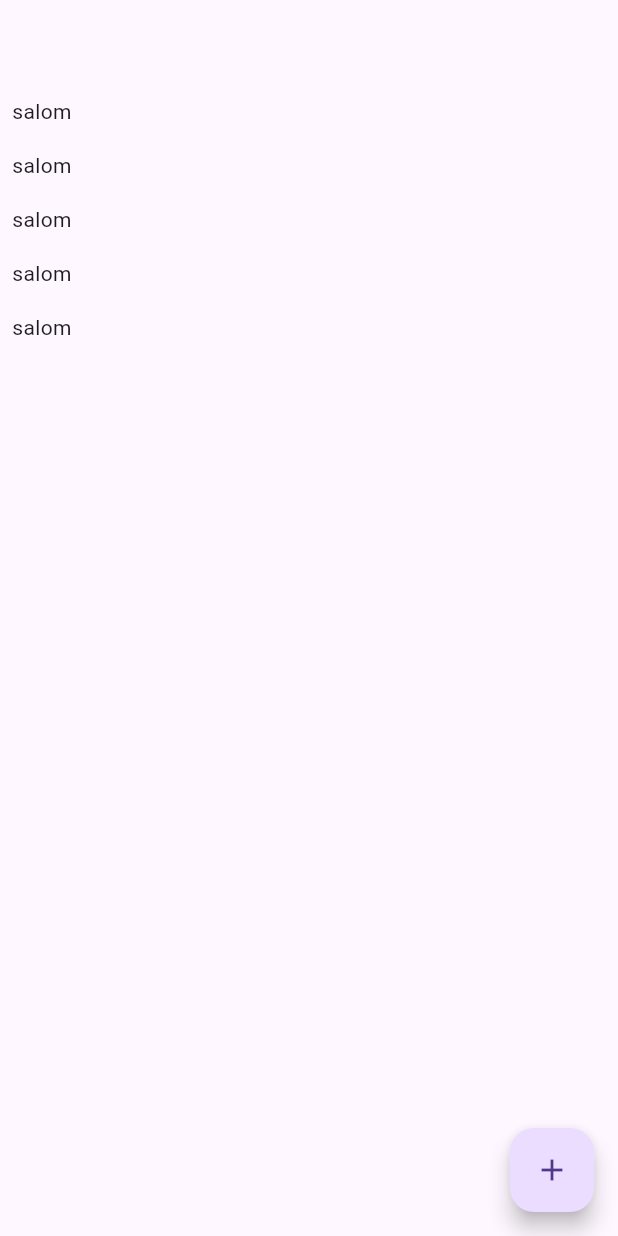
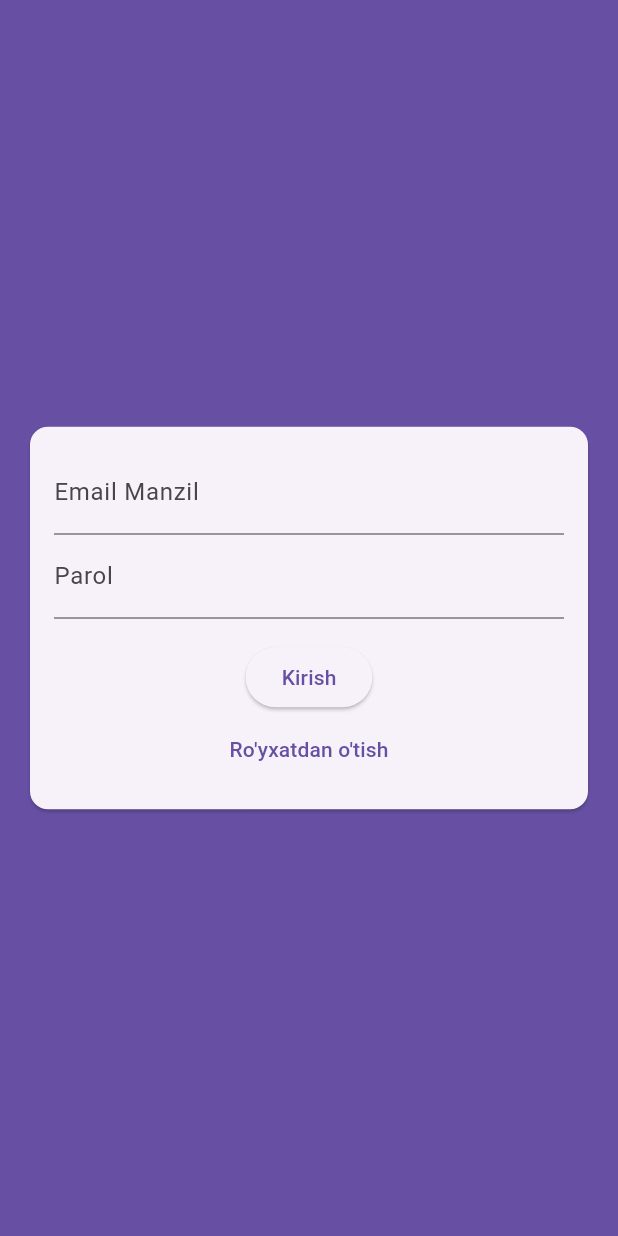
Before and after one commit to alishermamirov/chat_app, a Flutter app: the screen it shows after launch, on a phone screen of 412 x 824 dp. Run offline on Flutter 3.47's test engine with Material 3 defaults, Android fonts, the phone set to English and light mode, and no system bars; our stand-ins replace cloud_firestore, firebase_auth, firebase_core, firebase_storage, image_picker; accounts and stored records are empty.

Commit message:
auth added

```diff
--- a/lib/main.dart
+++ b/lib/main.dart
@@ -1,8 +1,7 @@
-
+import 'package:chat_app/screens/auth_screen.dart';
 import 'package:firebase_core/firebase_core.dart';
 import 'package:flutter/material.dart';
 
-import 'screens/auth_screen.dart';
 import 'screens/chat_screen.dart';
 
 void main() async {
@@ -18,11 +17,7 @@ class MyApp extends StatelessWidget {
   Widget build(BuildContext context) {
     return MaterialApp(
       debugShowCheckedModeBanner: false,
-      home: const ChatScreen(),
-      routes: {
-        ChatScreen.routeName: (context) => const ChatScreen(),
-        authScreen.routeName: (context) => const authScreen(),
-      },
+      home: const AuthScreen(),
     );
   }
 }
--- a/lib/screens/auth_screen.dart
+++ b/lib/screens/auth_screen.dart
@@ -1,11 +1,84 @@
+import 'dart:io';
+import 'package:cloud_firestore/cloud_firestore.dart';
+import 'package:firebase_auth/firebase_auth.dart';
+import 'package:firebase_storage/firebase_storage.dart';
 import 'package:flutter/material.dart';
+import '../widgets/auth_form.dart';
 
-class authScreen extends StatelessWidget {
-  const authScreen({super.key});
+class AuthScreen extends StatefulWidget {
+  const AuthScreen({Key? key}) : super(key: key);
 
-  static const routeName = "/Auth";
+  @override
+  State<AuthScreen> createState() => _AuthScreenState();
+}
+
+class _AuthScreenState extends State<AuthScreen> {
+  final _auth = FirebaseAuth.instance;
+  bool _isLoading = false;
+
+  void _getUserDetails(String userEmail, String userName, String userPassword,
+      File? userImage, bool isLogin) async {
+    UserCredential userCredential;
+    setState(() {
+      _isLoading = true;
+    });
+    try {
+      if (isLogin) {
+        userCredential = await _auth.signInWithEmailAndPassword(
+          email: userEmail,
+          password: userPassword,
+        );
+      } else {
+        userCredential = await _auth.createUserWithEmailAndPassword(
+          email: userEmail,
+          password: userPassword,
+        );
+        final imagePath = FirebaseStorage.instance
+            .ref()
+            .child('user_images')
+            .child('${userCredential.user!.uid}.jpg');
+        await imagePath.putFile(userImage!);
+
+        final imageUrl = await imagePath.getDownloadURL();
+
+        FirebaseFirestore.instance
+            .collection('users')
+            .doc(userCredential.user!.uid)
+            .set({
+          'username': userName,
+          'email': userEmail,
+          'imageUrl': imageUrl,
+        });
+      }
+    } on FirebaseException catch (e) {
+      var message =
+          "Kechirasiz, ma'lumotlarda xatolik. Qaytadan urinib ko'ring";
+
+      if (e.message != null) {
+        message = e.message!;
+      }
+
+      ScaffoldMessenger.of(context).showSnackBar(
+        SnackBar(
+          content: Text(message),
+        ),
+      );
+      setState(() {
+        _isLoading = false;
+      });
+    } catch (e) {
+      setState(() {
+        _isLoading = false;
+      });
+    }
+  }
+
   @override
   Widget build(BuildContext context) {
-    return const Placeholder();
+    return Scaffold(
+      resizeToAvoidBottomInset: false,
+      backgroundColor: Theme.of(context).primaryColor,
+      body: AuthForm(_getUserDetails, _isLoading),
+    );
   }
 }
--- /dev/null
+++ b/lib/widgets/auth_form.dart
@@ -0,0 +1,150 @@
+import 'dart:io';
+
+import 'package:flutter/material.dart';
+
+import 'user_image_picker.dart';
+
+class AuthForm extends StatefulWidget {
+  final Function getUserDetails;
+  final bool isLoading;
+  const AuthForm(this.getUserDetails, this.isLoading, {Key? key})
+      : super(key: key);
+
+  @override
+  State<AuthForm> createState() => _AuthFormState();
+}
+
+class _AuthFormState extends State<AuthForm> {
+  final _formKey = GlobalKey<FormState>();
+  final _userData = {'email': '', 'username': '', 'password': ''};
+  File? _userImage;
+  var _isLogin = true;
+
+  void _getUserImage(File userImage) {
+    _userImage = userImage;
+  }
+
+  void _submit() {
+    FocusScope.of(context).unfocus();
+
+    if (_userImage == null && !_isLogin) {
+      ScaffoldMessenger.of(context).showSnackBar(
+        SnackBar(
+          backgroundColor: Colors.red,
+          content: const Text('Iltimos rasm yuklang.'),
+        ),
+      );
+
+      return;
+    }
+
+    if (_formKey.currentState!.validate()) {
+      _formKey.currentState!.save();
+
+      widget.getUserDetails(
+        _userData['email']!.trim(),
+        _userData['username']!.trim(),
+        _userData['password']!.trim(),
+        _userImage,
+        _isLogin,
+      );
+    }
+  }
+
+  @override
+  Widget build(BuildContext context) {
+    return Center(
+      child: Card(
+        margin: const EdgeInsets.all(20),
+        child: SingleChildScrollView(
+          child: Padding(
+            padding: const EdgeInsets.all(16),
+            child: Form(
+              key: _formKey,
+              child: Column(
+                mainAxisSize: MainAxisSize.min,
+                children: [
+                  if (!_isLogin) UserImagePicker(_getUserImage),
+                  TextFormField(
+                    key: const ValueKey('email'),
+                    keyboardType: TextInputType.emailAddress,
+                    decoration: const InputDecoration(
+                      labelText: 'Email Manzil',
+                    ),
+                    validator: (value) {
+                      if (value == null ||
+                          value.isEmpty ||
+                          !value.contains('@')) {
+                        return 'Iltimos to\'g\'ri email manzil kiriting.';
+                      }
+
+                      return null;
+                    },
+                    onSaved: (newValue) {
+                      _userData['email'] = newValue!;
+                    },
+                  ),
+                  if (!_isLogin)
+                    TextFormField(
+                      key: const ValueKey('username'),
+                      decoration: const InputDecoration(
+                        labelText: 'Username',
+                      ),
+                      validator: (value) {
+                        if (value == null ||
+                            value.isEmpty ||
+                            value.length < 4) {
+                          return 'Iltimos 4 elementdan kam bo\'lmagan username kiriting.';
+                        }
+
+                        return null;
+                      },
+                      onSaved: (newValue) {
+                        _userData['username'] = newValue!;
+                      },
+                    ),
+                  TextFormField(
+                    key: const ValueKey('password'),
+                    decoration: const InputDecoration(
+                      labelText: 'Parol',
+                    ),
+                    obscureText: true,
+                    validator: (value) {
+                      if (value == null || value.isEmpty || value.length < 7) {
+                        return 'Iltimos 7 elementdan kam bo\'lmagan parol kiriting.';
+                      }
+
+                      return null;
+                    },
+                    onSaved: (newValue) {
+                      _userData['password'] = newValue!;
+                    },
+                  ),
+                  const SizedBox(
+                    height: 15,
+                  ),
+                  if (widget.isLoading) const CircularProgressIndicator(),
+                  if (!widget.isLoading)
+                    ElevatedButton(
+                      onPressed: _submit,
+                      child: Text(_isLogin ? 'Kirish' : 'R\'oyxatdan o\'tish'),
+                    ),
+                  if (!widget.isLoading)
+                    TextButton(
+                      onPressed: () {
+                        setState(() {
+                          _isLogin = !_isLogin;
+                        });
+                      },
+                      child: Text(
+                          _isLogin ? 'Ro\'yxatdan o\'tish' : 'Tizimga kirish'),
+                    )
+                ],
+              ),
+            ),
+          ),
+        ),
+      ),
+    );
+  }
+}
```
Also changed, not shown: lib/widgets/user_image_picker.dart (added, +50 -0 lines), 1 other file.
